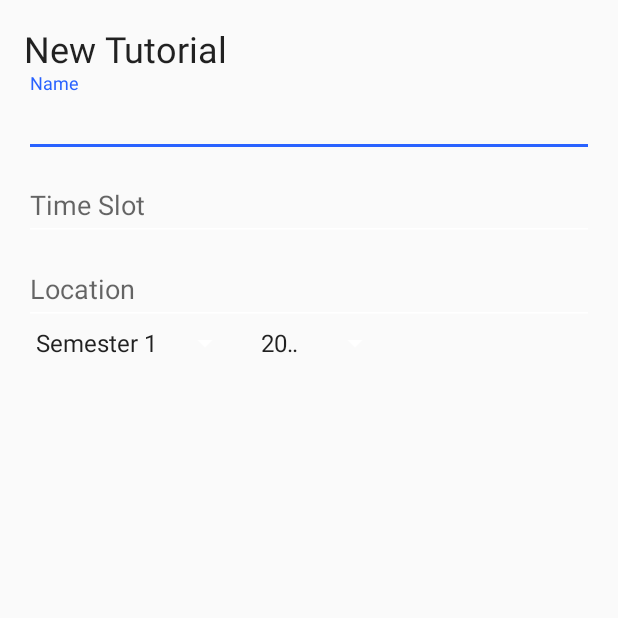
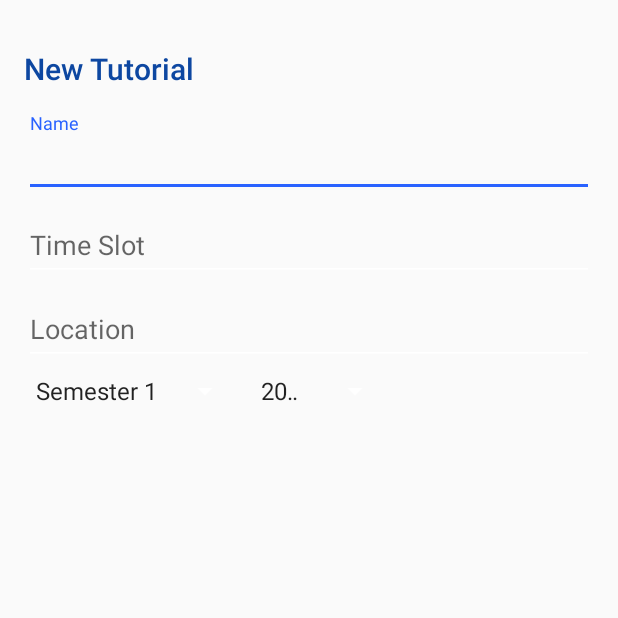
Before and after one commit to amisrs/tutor, an Android app: the NewTutorialActivity screen opened directly, with no data from a screen before it, on a phone screen of 412 x 824 dp, the top half of it. Run offline under Robolectric (Android 15) with nearby library versions, the light colour scheme and no system bars; 1 statement that could not run was skipped.

Commit message:
Fragment all updated

```diff
--- a/app/src/main/res/layout/activity_new_tutorial.xml
+++ b/app/src/main/res/layout/activity_new_tutorial.xml
@@ -3,7 +3,7 @@
     xmlns:tools="http://schemas.android.com/tools"
     android:layout_width="match_parent"
     android:layout_height="match_parent"
-    android:paddingBottom="@dimen/activity_vertical_margin"
+    android:paddingBottom="@dimen/activity_horizontal_margin"
     android:paddingLeft="@dimen/activity_horizontal_margin"
     android:paddingRight="@dimen/activity_horizontal_margin"
     android:paddingTop="@dimen/activity_vertical_margin"
@@ -13,8 +13,11 @@
         android:id="@+id/tv_title"
         android:layout_width="wrap_content"
         android:layout_height="wrap_content"
+        android:layout_marginBottom="@dimen/activity_vertical_margin"
         android:text="@string/newTutorial"
-        android:textAppearance="@style/TextAppearance.AppCompat.Headline" />
+        android:paddingTop="@dimen/activity_vertical_margin"
+        android:textAppearance="@style/TextAppearance.AppCompat.Title"
+        android:textColor="@color/colorPrimaryDark"/>
 
     <android.support.design.widget.TextInputLayout
         android:id="@+id/til_name"
@@ -62,6 +65,7 @@
 
     <Spinner
         android:id="@+id/sp_sem"
+        android:layout_marginTop="@dimen/padding5"
         android:layout_width="wrap_content"
         android:layout_height="wrap_content"
         android:layout_below="@id/til_location">
@@ -71,6 +75,7 @@
     <Spinner
         android:id="@+id/sp_year"
         android:layout_width="100dp"
+        android:layout_marginTop="@dimen/padding5"
         android:layout_height="wrap_content"
         android:layout_below="@id/til_location"
         android:layout_toRightOf="@id/sp_sem"
```
Also changed, not shown: app/src/main/res/layout/activity_new_student.xml (+5 -4 lines), app/src/main/res/layout/activity_new_tutor.xml (+5 -3 lines).
